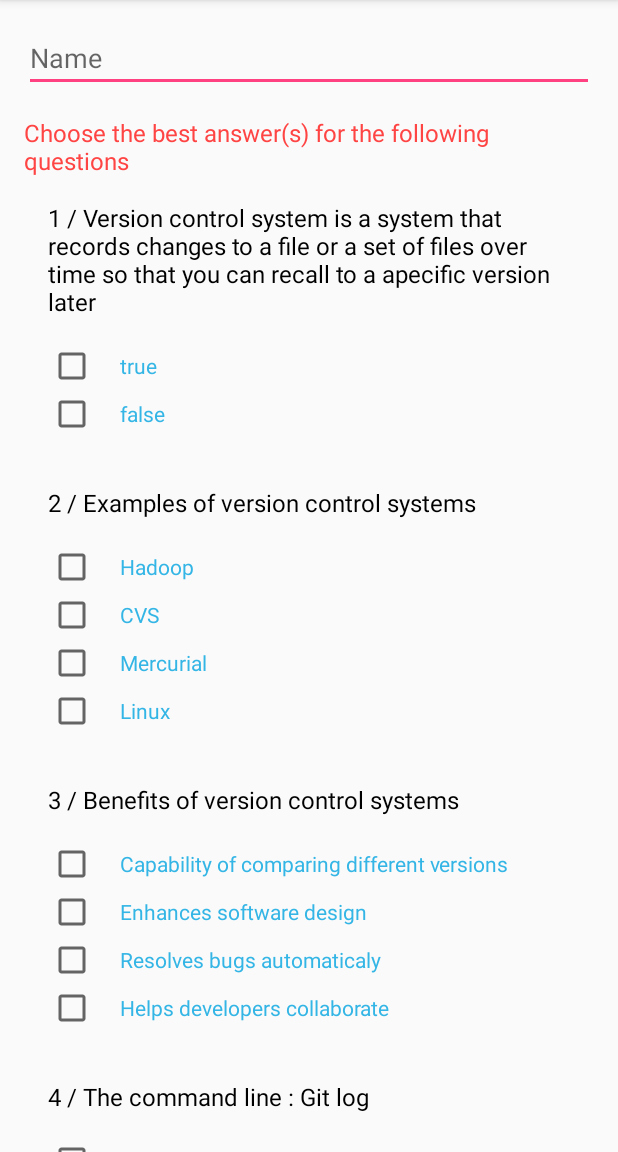
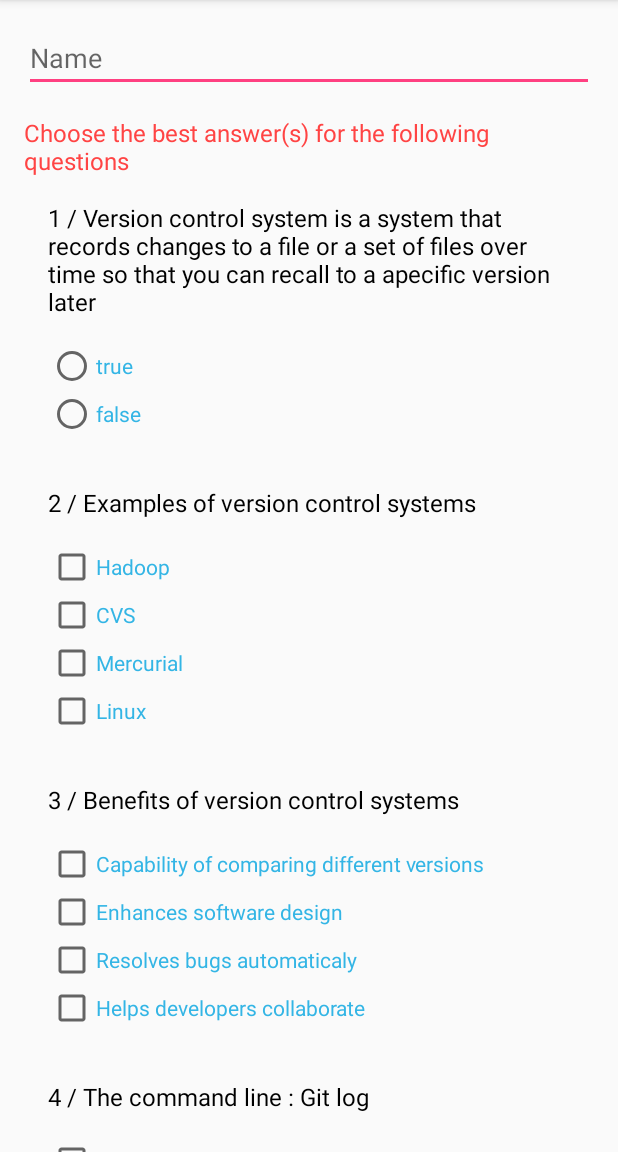
Before and after one commit to hossamnasser938/VCS_Quiz, an Android app: the screen it shows after launch (MainActivity), on a phone screen of 412 x 824 dp, the part 84-1236 px from its top. Run offline under Robolectric (Android 15) with nearby library versions, the phone set to English and light mode, and no system bars.

Commit message:
Convert true and false check boxes into radio buttons

```diff
--- a/app/src/main/res/layout/activity_main.xml
+++ b/app/src/main/res/layout/activity_main.xml
@@ -27,15 +27,22 @@
                 style="@style/BasicQuestionText"
                 android:text="@string/question1" />
 
-            <CheckBox
-                android:id="@+id/question1_choice1"
+            <RadioGroup
                 style="@style/BasicQuestionChoiceCheckBox"
-                android:text="@string/true_choice" />
+                android:orientation="vertical">
 
-            <CheckBox
-                android:id="@+id/question1_choice2"
-                style="@style/BasicQuestionChoiceCheckBox"
-                android:text="@string/false_choice" />
+                <RadioButton
+                    android:id="@+id/question1_choice1"
+                    style="@style/BasicRadioButton"
+                    android:text="@string/true_choice"/>
+
+                <RadioButton
+                    android:id="@+id/question1_choice2"
+                    style="@style/BasicRadioButton"
+                    android:text="@string/false_choice"/>
+
+            </RadioGroup>
+
 
         </LinearLayout>
 
@@ -220,15 +227,21 @@
                 style="@style/BasicQuestionText"
                 android:text="@string/question8" />
 
-            <CheckBox
-                android:id="@+id/question8_choice1"
+            <RadioGroup
                 style="@style/BasicQuestionChoiceCheckBox"
-                android:text="@string/true_choice" />
+                android:orientation="vertical">
 
-            <CheckBox
-                android:id="@+id/question8_choice2"
-                style="@style/BasicQuestionChoiceCheckBox"
-                android:text="@string/false_choice" />
+                <RadioButton
+                    android:id="@+id/question8_choice1"
+                    style="@style/BasicRadioButton"
+                    android:text="@string/true_choice"/>
+
+                <RadioButton
+                    android:id="@+id/question8_choice2"
+                    style="@style/BasicRadioButton"
+                    android:text="@string/false_choice"/>
+
+            </RadioGroup>
 
         </LinearLayout>
 
--- a/app/src/main/res/values/styles.xml
+++ b/app/src/main/res/values/styles.xml
@@ -65,8 +65,18 @@
         <item name="android:layout_marginTop">0dp</item>
         <item name="android:textSize">14sp</item>
         <item name="android:textColor">@android:color/holo_blue_light</item>
-        <item name="android:paddingLeft">16dp</item>
 
     </style>
 
+
+    <!-- BasicRadioButton style for true and false radio buttons -->
+    <style name="BasicRadioButton">
+
+        <item name="android:layout_width">wrap_content</item>
+        <item name="android:layout_height">wrap_content</item>
+        <item name="android:textColor">@android:color/holo_blue_light</item>
+
+    </style>
+
+
 </resources>
```
